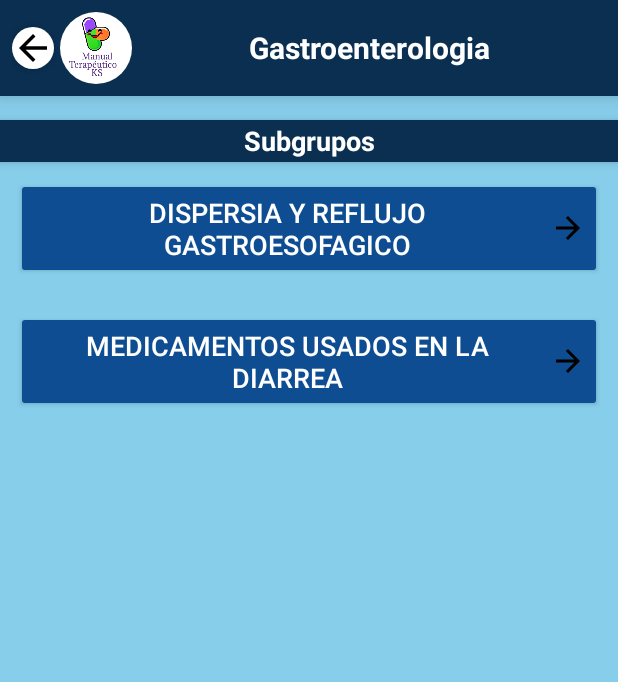
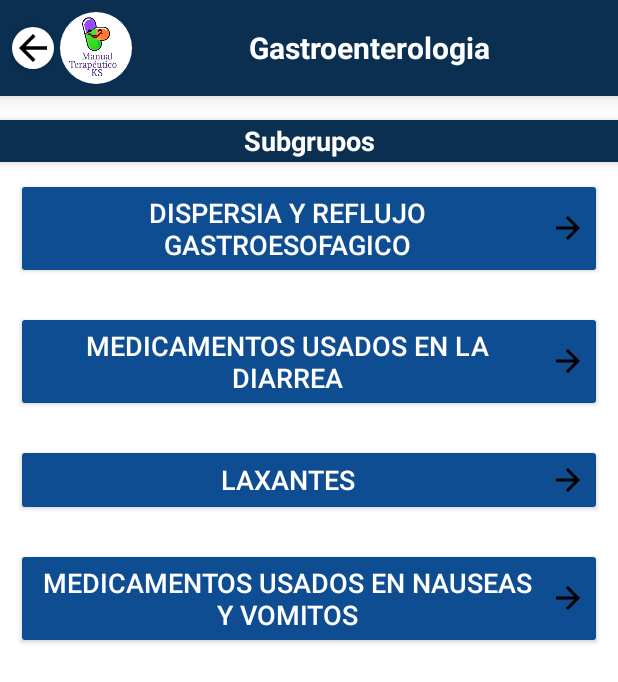
Before and after one commit to ShujiNxBanE/MedicamentsApp_Judc-UniProject, an Android app: the screen it shows after launch (CapituloDetailActivity), after a tap on "GASTROENTEROLOGIA", on a phone screen of 412 x 824 dp. Shown: the top 682 px of the screen. Run offline under Robolectric (Android 15) with nearby library versions, the phone set to English and light mode, and no system bars.

Commit message:
add someones new medicaments

```diff
--- a/app/src/main/java/com/example/medicametos_judc/DataProvider.kt
+++ b/app/src/main/java/com/example/medicametos_judc/DataProvider.kt
@@ -1317,7 +1317,322 @@ object DataProvider {
                                 )
                             ),
                         )
-                    )
+                    ),
+                    Subgrupo(
+                        nombre = "Laxantes",
+                        descripcion = "",
+                        medicamentos =
+                        listOf(
+                            Medicamento(
+                                nombre =
+                                    "Lactulosa",
+                                descripcion =
+                                    "Disacárido semi-sintético que no se absorbe en tracto gastro-intestinal. Suspensión oral 3.1-3.7g/5 mL",
+                                indicaciones = listOf(
+                                    "Constipación 2 * (B)3"
+                                    ,"Encefalopatía hepática 2 (A)4"
+                                ),
+                                contraindicaciones = listOf(
+                                    "Galactosemia y obstrucción intestinal"
+                                ),
+                                precauciones = listOf(
+                                    "Usar con cuidado en caso de intolerancia a la lactosa y en la diabetes"
+                                    ,"Embarazo: se puede usar"
+                                    ,"Lactancia: se puede usar con precaución"
+                                ),
+                                dosificacion = listOf(
+                                    "Constipación: iniciar con 15 mL bid, ajustando la dosis de acuerdo a la respuesta"
+                                    ,"NIÑOS menores de 1 año: 2.5 mL bid; 1 a 5 años: 2.5 a 10 mL bid; 5 a 18 años: 5 a 20mL bid; en cada caso deberá ajustarse la dosis 2"
+                                    ,"Encefalopatía hepática: 30-50 mL tid, ajustando la dosis para provocar 2 a 3 deposiciones suaves al día"
+                                ),
+                                dosificacionImagenes = listOf(
+                                ),
+                                efectosAdversos = listOf(
+                                    "Náuseas (se puede reducir al administrar con agua, jugo de frutas o alimentos), vómito, flatulencia, calambres y molestias intestinales y abdominales"
+                                ),
+                                imagenesResIds = listOf(
+                                    R.drawable.lactulosa_1
+                                )
+                            ),
+                            Medicamento(
+                                nombre =
+                                    "Aceite",
+                                descripcion =
+                                    "Aceite mineral | Lubricante y suavizante de las heces, Solución oral (oleosa)",
+                                indicaciones = listOf(
+                                    "Tratamiento sintomático de constipación 6 (B)3"
+                                ),
+                                contraindicaciones = listOf(
+                                    "Niños menores de 3 años 7"
+                                ),
+                                precauciones = listOf(
+                                    "Evitar el uso prolongado"
+                                    ,"Embarazo: evitar si es posible. (Categoría C de la FDA)"
+                                ),
+                                dosificacion = listOf(
+                                    "Constipación: 10 a 30 mL diario PO en dosis divididas preferentemente antes del desayuno y en la noche"
+                                ),
+                                dosificacionImagenes = listOf(
+                                ),
+                                efectosAdversos = listOf(
+                                    "Filtración anal de aceite mineral y la consiguiente irritación anal después de uso prolongado, reacciones granulomatosas causadas por absorción de pequeñas cantidades de aceite mineral (especialmente de la emulsión), neumonía lipoidea e interferencia con la absorción de vitaminas liposolubles"
+                                ),
+                                imagenesResIds = listOf(
+                                    R.drawable.aceite_1
+                                    ,R.drawable.aceite_2
+                                )
+                            ),
+                            Medicamento(
+                                nombre =
+                                    "Enema",
+                                descripcion =
+                                    "Enema de fosfato y bifosfato sódico | Laxante osmótico por vía rectal Solución rectal: 6-16 g",
+                                indicaciones = listOf(
+                                    "Constipación"
+                                    ,"Evacuación intestinal antes de procedimientos radiológicos, endoscópicos y quirúrgicos"
+                                ),
+                                contraindicaciones = listOf(
+                                    "Enfermedades gastrointestinales agudas (como obstrucción, enfermedad inflamatoria intestinal, condiciones donde está aumentada la absorción en el colon)"
+                                ),
+                                precauciones = listOf(
+                                    "Usar con cuidado en personas muy ancianas o debilitadas. En alteraciones electrolíticas, insuficiencia cardiaca congestiva, ascitis, hipertensión no controlada, insuficiencia renal crónica. Debe mantenerse una adecuada hidratación 8"
+                                    ,"Embarazo: se puede usar. (Categoría C de la FDA)"
+                                    ,"Lactancia: se puede usar"
+                                ),
+                                dosificacion = listOf(
+                                    "ADULTOS Y NIÑOS >12 años: consultar recomendaciones del fabricante"
+                                ),
+                                dosificacionImagenes = listOf(
+                                ),
+                                efectosAdversos = listOf(
+                                    "Irritacion local y alteraciones electroliticas"
+                                ),
+                                imagenesResIds = listOf(
+                                    R.drawable.enema_1
+                                )
+                            ),
+                        )
+                    ),
+                    Subgrupo(
+                        nombre = "Medicamentos usados en nauseas y vomitos",
+                        descripcion = "",
+                        medicamentos =
+                        listOf(
+                            Medicamento(
+                                nombre =
+                                    "Metoclopramida",
+                                descripcion =
+                                    "Antiemético y procinético de acción central Solución inyectable 10 mg/mL, frasco ampolla de 2 mL. Tab. de 10 mg",
+                                indicaciones = listOf(
+                                    "Nausea y vómitos en desordenes gastrointestinales"
+                                    ,"Náusea y vómitos asociados a migraña (B)"
+                                    ,"Reflujo gastro-esofágico (C)"
+                                    ,"Gastroparesia"
+                                    ,"Premedicación para cirugías y post-operatorio  (B)"
+                                    ,"Adyuvante en intubación gastrointestinal (C)"
+                                ),
+                                contraindicaciones = listOf(
+                                ),
+                                precauciones = listOf(
+                                    "No se recomienda en niños y adolescente hasta 18 años Usar con cuidado en ancianos (iniciar con dosis bajas) 4, en caso de alergia atópica (incluyendo asma), desordenes de la conducción cardíaca, epilepsia. Puede enmascarardesórdenes subyacentes como la irritación cerebral"
+                                    ,"Insuficiencia hepática: reducir la dosis"
+                                    ,"Insuficiencia renal grave: usar dosis baja para disminuir riesgo de efectos"
+                                    ,"Extrapiramidales"
+                                    ,"Embarazo: puede usarse. (Categoría B de la FDA)"
+                                    ,"Lactancia: se puede usar"
+                                ),
+                                dosificacion = listOf(
+                                    "Náusea y vómito en reflujo gastro-esofágico y gastroparesia, PO, IM o IV lento (1-2 min.) ADULTOS: 10 mg tid"
+                                    ,"Premedicación quirúrgica por inyección IV lenta ADULTOS: 10 mg id"
+                                    ,"Tratamiento con citotóxicos (dosis son mayores de las usuales): 1-2 mg/kg en infusión IV en 30 min., según la intensidad de las náuseas y vómitos, previo a la administración del tratamiento citostático, o de 10-40 mg PO, seguido de dosis cada 2-3 h según el caso"
+                                ),
+                                dosificacionImagenes = listOf(
+                                ),
+                                efectosAdversos = listOf(
+                                    "Efectos extrapiramidales (sobre todo en niños y adultos jóvenes, ocurren pronto después del inicio del tratamiento y pueden permanecer hasta 24 h después de suspenderlo), hiperprolactinemia, ocasionalmente discinesia tardía con tratamientos prolongados, disnea, ansiedad, confusión, somnolencia, mareos, temblores, inquietud, cefalea, diarrea, depresión, síndrome neuroléptico maligno"
+                                ),
+                                imagenesResIds = listOf(
+                                    R.drawable.metoclopramida_1
+                                )
+                            ),
+                            Medicamento(
+                                nombre =
+                                    "Dimenhidrinato",
+                                descripcion =
+                                    "Antihistamínico sedativo \n" +
+                                            "Tableta de 50 mg. Solución para inyección de 50 mg/mL\n",
+                                indicaciones = listOf(
+                                    "Prevención y tratamiento de cinetosis"
+                                    ,"Manejo sintomático de náuseas y vómito en la enfermedad\n" +
+                                            "de Ménière y otros desórdenes del laberinto\n"
+                                    ,"Náuseas y vómitos asociados a embarazo"
+                                ),
+                                contraindicaciones = listOf(
+                                ),
+                                precauciones = listOf(
+                                    "Embarazo: se puede usar  Categoría B de FDA"
+                                    ,"Lactancia: evitar"
+                                ),
+                                dosificacion = listOf(
+                                    "ORAL:"
+                                    ,"ADULTOS: 50-100 mg PO tid. En cinetosis la primera dosis debe darse 30 minutos antes de iniciar el viaje"
+                                    ,"NIÑOS de 2-6 años, 12.5-25 mg PO tid. Máx.: 75 mg/día"
+                                    ,"6-12 años, 25-50 mg PO tid. Máx.: 150 mg/día"
+                                    ,"PARENTERAL (IM o IV lenta)"
+                                    ,"ADULTOS: 50 mg. NIÑOS: 1.25 mg/kg dosis tid"
+                                ),
+                                dosificacionImagenes = listOf(
+                                ),
+                                efectosAdversos = listOf(
+                                    "Frecuentes: El más común es la somnolencia aunque la estimulación paradójica puede ocurrir en raras ocasiones, especialmente con dosis altas o en niños y ancianos. La somnolencia puede disminuir después de unos días de tratamiento y es mucho menos problemática con los nuevos antihistamínicos (Ej. loratadina)"
+                                ),
+                                imagenesResIds = listOf(
+                                    R.drawable.dimenidrato_1
+                                )
+                            ),
+                            Medicamento(
+                                nombre =
+                                    "Ondansetron",
+                                descripcion =
+                                    "Antiemético del grupo de los antagonistas de los receptores para serotonina 5HT3\n" +
+                                            "Tabletas de 8 mg, solución para inyección 2 mg/mL, suspensión 4 mg/5mL\n",
+                                indicaciones = listOf(
+                                    "Náusea y vómito asociados a quimio o radioterapia"
+                                    ,"Prevención y tratamiento de náusea y vómito postoperatorio"
+                                ),
+                                contraindicaciones = listOf(
+                                    "Síndrome de QT prolongado congénito"
+                                ),
+                                precauciones = listOf(
+                                    "Usar con cuidado en caso de susceptibilidad a la prolongación de intervalo QT, obstrucción intestinal subaguda, cirugía adeno-tonsilar"
+                                    ,"En insuficiencia hepática moderada o grave: limitar la dosis a 8 mg/día"
+                                    ,"Interacciones: Con apomorfina, puede aumentar el efecto hipotensivo; carbamazepina, fenitoína y rifampicina aceleranel metabolismo de ondansetrón y pueden reducir su efecto"
+                                    ,"Embarazo: evitar en lo posible (Categoría B de la FDA)"
+                                    ,"Lactancia: evitar"
+                                ),
+                                dosificacion = listOf(
+                                    "Radio o quimioterapia moderadamente emetogénica"
+                                    ,"ADULTOS: PO 8 mg 1-2 h antes del tratamiento. IM o IV lenta, 8 mg inmediatamente antes de iniciar el tratamiento. Luego PO 8 mg bid hasta por 5 días"
+                                    ,"Quimioterapia altamente emetogénica. ADULTOS: IM o IV lenta, 8 mg inmediatamente antes del inicio de la quimioterapia. Cuando fuera necesario continuar con 2 bolos de 8 mg con intervalos de 2-4 h o 1 mg/h en infusión continua IV por hasta 24 h. Luego 8 mg PO bid hasta por 5 días"
+                                    ,"Náusea y vomito inducido por quimioterapia. NIÑOS de 6 meses a 18 años: infusión IV por al menos 15 min., 5 mg/m2 (máx. 8 mg) inmediatamente antes del inicio de la quimioterapia. Luego, en niños con superficie corporal (SC) <0.6 m2, dar 2 mg PO bid por 5 días; niños con SC ≥0.6 m2 4 mg PO bid hasta por 5 días. Máx.: 32 mg/d"
+                                    ,"Alternativamente: infusión IV durante al menos 15 min, 150 mcg/kg (máx. 8 mg) inmediatamente antes de la quimioterapia repetida dos veces cada 4 h, luego si se requiere, dar PO bid por hasta 5 días: si peso ≤10 kg, 2 mg; si peso >10 kg: 4 mg. Máx: 32 mg/d"
+                                    ,"Prevención de náusea y vómito post-operatorio"
+                                    ,"ADULTOS:"
+                                    ,"PO 16 mg 1 h antes de la anestesia u 8 mg antes de la anestesia seguida por hasta 2 dosis de 8 mg cada 8 h"
+                                    ,"Alternativamente, por via IM o IV lenta 4 mg al momento de la inducción de la anestesia"
+                                    ,"NIÑOS de 1 mes a 18 años: IV lenta en al menos 30 seg., 100 mcg/kg (máx. 4 mg) antes durante y después de la inducción de la anestesia"
+                                    ,"Tratamiento de náuseas y vómitos post-quirúrgicos. IM o IV lenta 4 mg. NIÑOS de 1 mes a 18 años: IV lenta hasta por 30 seg., 100 mcg/kg (máx. 4 mg)"
+                                ),
+                                dosificacionImagenes = listOf(
+                                ),
+                                efectosAdversos = listOf(
+                                    "Constipación, cefalea, rubor, reacciones locales en el sitio de inyección. Menos comunes: hipo, bradicardia, hipotensión, dolor en el pecho, arritmias, desordenes del movimiento y convulsiones. Con la administración IV, raramente: somnolencia, alteraciones visuales transitorias, muy raramente ceguera transitoria"
+                                ),
+                                imagenesResIds = listOf(
+                                    R.drawable.ondansetron_1
+                                )
+                            ),
+                        )
+                    ),
+                )
+            ),
+
+            Capitulo(
+                nombre = "NEUMOLOGIA Y ALERGIA",
+                descripcion = "",
+                subgrupos =
+                listOf(
+                    Subgrupo(
+                        nombre = "Broncodilatadores",
+                        descripcion = "",
+                        medicamentos =
+                        listOf(
+                            Medicamento(
+                                nombre =
+                                    "Ipratropio",
+                                descripcion =
+                                    "Bromuro de ipratropio | Broncodilatador anticolinérgico de acción corta\n" +
+                                            "Solución para aerosol al 0.02% (20 µg /dosis inhalada), fco. de 200 dosis.\n" +
+                                            "Solución para nebulizar al 0.25% (250 µg/mL), fco. de 20 mL\n",
+                                indicaciones = listOf(
+                                    "Solución para nebulizar"
+                                    ,"Crisis de asma grave que pone en peligro la vida, en asociación con los β2 agonistas *(A)"
+                                    ,"Crisis de asma grave con pobre respuesta a β2 agonistas"
+                                    ,"Obstrucción reversible de las vías respiratorias"
+                                    ,"En EPOC"
+                                    ,"Inhalación por aerosol"
+                                    ,"EPOC leve: para el alivio de la disnea y mejorar tolerancia al ejercicio, como alternativa al salbutamol spray 8 (B)"
+                                    ,"EPOC: de manera continua en caso de disnea persistente o exacerbaciones si no se dispone de anticolinérgico de acción larga  (ej. tiotropio) (B)"
+                                ),
+                                contraindicaciones = listOf(
+                                    "Hipersensibilidad conocida a la atropina o sus derivados, o al bromuro de ipratropio. Pacientes con arritmias preexistentes y otros problemas cardíacos"
+                                ),
+                                precauciones = listOf(
+                                    "Usar con cuidado en caso de hipertrofia prostática, obstrucción de la vesícula y susceptibilidad al glaucoma de ángulo cerrado"
+                                    ,"Interacciones: no hay interacción notable con la forma inhalada"
+                                    ,"Embarazo: se puede usar  (Categoría B de FDA)"
+                                    ,"Lactancia: se puede usar"
+                                ),
+                                dosificacion = listOf(
+                                    "Crisis de asma grave (nebulización)"
+                                    ,"ADULTOS: añadir 0.5 mg de ipratropio al salbutamol, puede repetirse a los 15 min. y luego cada 4-6 h"
+                                    ,"NIÑOS <12 años: en las primeras 2 h nebulizar con 250 µg de ipratropio + 5 mg de salbutamol y luego cada 20-30 min"
+                                    ,"Si hay buena respuesta clínica, reducir la dosis de ipratropio en 4-6 h o descontinuar"
+                                ),
+                                dosificacionImagenes = listOf(
+                                ),
+                                efectosAdversos = listOf(
+                                    "Frecuentes: boca seca (el más común), estreñimiento y diarrea, tos, dolor de cabeza; Menos frecuentes: reflujo gastroesofágico, disfagia, irritación de garganta, faringitis, disfonía, estomatitis, taquicardia, palpitaciones, fibrilación auricular, broncoespasmo paradójico, retención urinaria, midriasis, glaucoma de ángulo cerrado, visión borrosa, mareo, prurito, vómitos, espasmos de la laringe, estomatitis; Raros: caries dental o piel seca 8"
+                                ),
+                                imagenesResIds = listOf(
+                                    R.drawable.ipratropio_1
+                                )
+                            ),
+                            Medicamento(
+                                nombre =
+                                    "Salbutamol",
+                                descripcion =
+                                    "β2 agonista de acción corta\n" +
+                                            "Solución para aerosol, 100 µg/inhalación. Fco 200-250 dosis.\n" +
+                                            "Solución para nebulizar al 5%, 5 mg/mL. Fco 20 mL, diluir con SSN estéril 8\n",
+                                indicaciones = listOf(
+                                    "Asma agudo tanto en adultos como en niños de todas edades (de primera elección)"
+                                    ,"Crisis de sibilancia en menores de 5 años"
+                                    ,"Profilaxis y tratamiento de asma inducido por el ejercicio"
+                                    ,"Exacerbaciones agudas de EPOC"
+                                ),
+                                contraindicaciones = listOf(
+                                ),
+                                precauciones = listOf(
+                                    "Usar con cuidado en caso de hipertiroidismo, enfermedad cardiovascular, arritmias, susceptibilidad a la prolongación del intervalo QT, hipertensión, diabetes. Monitorear el potasio sérico en el asma grave por el riesgo de hipopotasemia favorecido por otros medicamentos y la hipoxia"
+                                    ,"Interacciones: riesgo aumentado de hipopotasemia cuando altas dosis de β2 agonista se usan con teofilina, corticoides o diuréticos"
+                                    ,"Embarazo: se puede usar (Categoría C de FDA)"
+                                    ,"Lactancia: se puede usar"
+                                ),
+                                dosificacion = listOf(
+                                    "La dosis para nebulizar es sustancialmente mayor que la que se da por aerosol"
+                                    ,"Crisis de asma, sibilancias o exacerbación de EPOC"
+                                    ,"Inhalación por aerosol"
+                                    ,"ADULTOS y NIÑOS: 100-200 µg (1-2 puff). Si persisten los síntomas hasta qid 5,8"
+                                    ,"Inhalación de solución nebulizada  158 Asma y EPOC"
+                                    ,"Inhalación de solución nebulizada"
+                                    ,"ADULTOS y NIÑOS >5 años: 2.5-5 mg, repetir hasta qid o con mayor frecuencia en casos graves"
+                                    ,"NIÑOS <5 años: 2.5 mg, repetir hasta qid o con mayor frecuencia en los casos graves"
+                                    ,"Profilaxis del broncoespasmo inducido por alérgeno o ejercicio:"
+                                    ,"ADULTOS: 200 µg (2 puff)"
+                                    ,"NIÑOS: 100-200 µg (1-2 puff)"
+                                ),
+                                dosificacionImagenes = listOf(
+                                ),
+                                efectosAdversos = listOf(
+                                    "Frecuentes: temblor fino (sobre todo en las manos), tensión nerviosa, dolor de cabeza, calambres musculares y palpitaciones; Menos frecuentes: taquicardia, arritmias, vasodilatación periférica, isquemia miocárdica, y trastornos del sueño y del comportamiento; Raros: broncoespasmo paradójico (ocasionalmente grave), urticaria, angioedema, hipotensión y colapso. Dosis altas se asocian con hipopotasemia"
+                                ),
+                                imagenesResIds = listOf(
+                                    R.drawable.salbutamol_1
+                                )
+                            ),
+                        )
+                    ),
                 )
             ),
 
--- a/app/src/main/res/values/colors.xml
+++ b/app/src/main/res/values/colors.xml
@@ -7,8 +7,9 @@
     <color name="app_tittle">#0A2F51</color>
     <color name="btn_color">#0E4D92</color>
     <color name="color_icon_bg">#4682B4</color>
-    <color name="app_bg">#87CEEB</color>
+    <color name="app_bg">#FFFFFFFF</color>
     <color name="app_bg2">#F0F8FF</color>
+    <color name="app_bg3">#F0F8FF</color>
     <color name="separator_color">#ADD8E6</color>
 
     <color name="white_skyblue">#A4E8FC</color>
```
Also changed, not shown: app/src/main/res/drawable/aceite_1.webp (added), app/src/main/res/drawable/aceite_2.webp (added), app/src/main/res/drawable/dimenidrato_1.webp (added), app/src/main/res/drawable/enema_1.webp (added), app/src/main/res/drawable/ipratropio_1.webp (added), app/src/main/res/drawable/lactulosa_1.webp (added), app/src/main/res/drawable/metoclopramida_1.webp (added), app/src/main/res/drawable/ondansetron_1.webp (added), app/src/main/res/drawable/salbutamol_1.webp (added).
